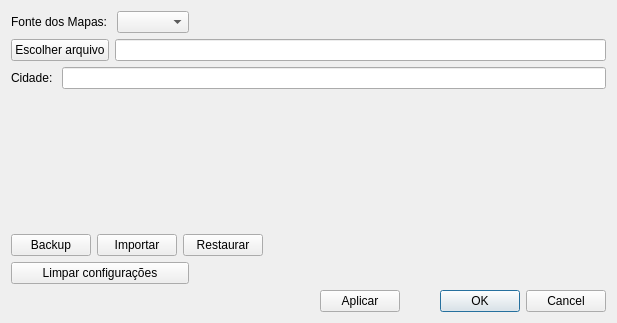
matheusfillipe/ganec, file src/main/resources/base/ui/dialogs/settingsDialog.ui: the form before one commit.
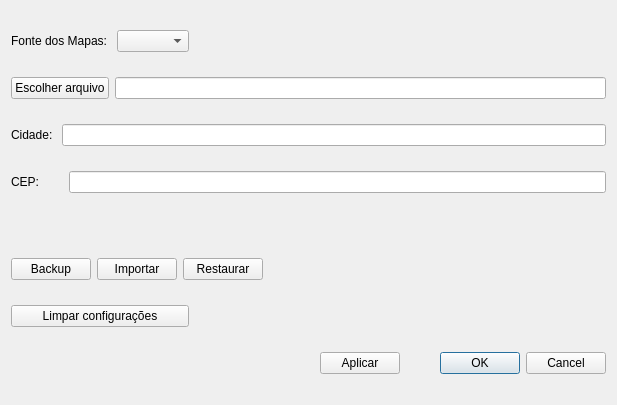
The form after the commit.

The edit to the form file:
```diff
--- a/src/main/resources/base/ui/dialogs/settingsDialog.ui
+++ b/src/main/resources/base/ui/dialogs/settingsDialog.ui
@@ -7,23 +7,59 @@
     <x>0</x>
     <y>0</y>
     <width>617</width>
-    <height>323</height>
+    <height>405</height>
    </rect>
   </property>
   <property name="windowTitle">
    <string>Dialog</string>
   </property>
   <layout class="QGridLayout" name="gridLayout">
-   <item row="9" column="0" colspan="2">
-    <layout class="QHBoxLayout" name="horizontalLayout_2">
+   <item row="6" column="0" colspan="2">
+    <layout class="QHBoxLayout" name="horizontalLayout_10">
      <item>
-      <spacer name="horizontalSpacer">
+      <widget class="QPushButton" name="backupBtn">
+       <property name="toolTip">
+        <string>&lt;html&gt;&lt;head/&gt;&lt;body&gt;&lt;p&gt;Cria um backup dos alunos, escolas e rotas que pode ser restaurado no futuro.&lt;/p&gt;&lt;/body&gt;&lt;/html&gt;</string>
+       </property>
+       <property name="whatsThis">
+        <string>&lt;html&gt;&lt;head/&gt;&lt;body&gt;&lt;p&gt;Cria um backup dos alunos, escolas e rotas que pode ser restaurado no futuro.&lt;/p&gt;&lt;/body&gt;&lt;/html&gt;</string>
+       </property>
+       <property name="text">
+        <string>Backup</string>
+       </property>
+      </widget>
+     </item>
+     <item>
+      <widget class="QPushButton" name="restaurarBtn">
+       <property name="toolTip">
+        <string>&lt;html&gt;&lt;head/&gt;&lt;body&gt;&lt;p&gt;Restaura as configurações a partir de um backup e integra as mudanças.&lt;/p&gt;&lt;/body&gt;&lt;/html&gt;</string>
+       </property>
+       <property name="whatsThis">
+        <string>&lt;html&gt;&lt;head/&gt;&lt;body&gt;&lt;p&gt;Restaura as configurações a partir de um backup.&lt;/p&gt;&lt;/body&gt;&lt;/html&gt;</string>
+       </property>
+       <property name="text">
+        <string>Importar</string>
+       </property>
+      </widget>
+     </item>
+     <item>
+      <widget class="QPushButton" name="pushButton">
+       <property name="toolTip">
+        <string>&lt;html&gt;&lt;head/&gt;&lt;body&gt;&lt;p&gt;Restaura as configuações a partir de um backup&lt;/p&gt;&lt;/body&gt;&lt;/html&gt;</string>
+       </property>
+       <property name="whatsThis">
+        <string>&lt;html&gt;&lt;head/&gt;&lt;body&gt;&lt;p&gt;Restaura as configuações a partir de um backup&lt;/p&gt;&lt;/body&gt;&lt;/html&gt;</string>
+       </property>
+       <property name="text">
+        <string>Restaurar</string>
+       </property>
+      </widget>
+     </item>
+     <item>
+      <spacer name="horizontalSpacer_4">
        <property name="orientation">
         <enum>Qt::Horizontal</enum>
        </property>
-       <property name="sizeType">
-        <enum>QSizePolicy::Expanding</enum>
-       </property>
        <property name="sizeHint" stdset="0">
         <size>
          <width>40</width>
@@ -32,46 +68,39 @@
        </property>
       </spacer>
      </item>
+    </layout>
+   </item>
+   <item row="1" column="0" colspan="2">
+    <layout class="QHBoxLayout" name="horizontalLayout_3">
      <item>
-      <widget class="QPushButton" name="aplicarBtn">
+      <widget class="QPushButton" name="setOsmBtn">
+       <property name="toolTip">
+        <string>&lt;html&gt;&lt;head/&gt;&lt;body&gt;&lt;p&gt;Escolha o arquivo osm para calculos de rota mínima. Esse arquivo que define a rede de estradas possíveis. Ele pode ser baixado em: &lt;a href=&quot;https://www.openstreetmap.org/export#map=14/-18.9979/-46.2863&quot;&gt;&lt;span style=&quot; text-decoration: underline; color:#2980b9;&quot;&gt;https://www.openstreetmap.org/export#map=14/-18.9979/-46.2863&lt;/span&gt;&lt;/a&gt;&lt;/p&gt;&lt;/body&gt;&lt;/html&gt;</string>
+       </property>
+       <property name="whatsThis">
+        <string>&lt;html&gt;&lt;head/&gt;&lt;body&gt;&lt;p&gt;Escolha o arquivo osm para calculos de rota mínima. Esse arquivo que define a rede de estradas possíveis. Ele pode ser baixado em: &lt;a href=&quot;https://www.openstreetmap.org/export#map=14/-18.9979/-46.2863&quot;&gt;&lt;span style=&quot; text-decoration: underline; color:#2980b9;&quot;&gt;https://www.openstreetmap.org/export#map=14/-18.9979/-46.2863&lt;/span&gt;&lt;/a&gt;&lt;/p&gt;&lt;/body&gt;&lt;/html&gt;</string>
+       </property>
        <property name="text">
-        <string>Aplicar</string>
+        <string>Escolher arquivo</string>
        </property>
       </widget>
      </item>
      <item>
-      <widget class="QDialogButtonBox" name="buttonBox">
-       <property name="maximumSize">
-        <size>
-         <width>200</width>
-         <height>16777215</height>
-        </size>
+      <widget class="QLineEdit" name="lineEdit">
+       <property name="toolTip">
+        <string>&lt;html&gt;&lt;head/&gt;&lt;body&gt;&lt;p&gt;Caminho do arquivo. Clique no botão ao lado para editar isso.&lt;/p&gt;&lt;p&gt;&lt;br/&gt;&lt;/p&gt;&lt;/body&gt;&lt;/html&gt;</string>
        </property>
-       <property name="orientation">
-        <enum>Qt::Horizontal</enum>
+       <property name="whatsThis">
+        <string>&lt;html&gt;&lt;head/&gt;&lt;body&gt;&lt;p&gt;Caminho do arquivo. Clique no botão ao lado para editar isso.&lt;/p&gt;&lt;p&gt;&lt;br/&gt;&lt;/p&gt;&lt;/body&gt;&lt;/html&gt;</string>
        </property>
-       <property name="standardButtons">
-        <set>QDialogButtonBox::Cancel|QDialogButtonBox::Ok</set>
+       <property name="readOnly">
+        <bool>true</bool>
        </property>
       </widget>
      </item>
     </layout>
    </item>
-   <item row="0" column="0">
-    <layout class="QHBoxLayout" name="horizontalLayout">
-     <item>
-      <widget class="QLabel" name="label">
-       <property name="text">
-        <string>Fonte dos Mapas: </string>
-       </property>
-      </widget>
-     </item>
-     <item>
-      <widget class="QComboBox" name="comboBox"/>
-     </item>
-    </layout>
-   </item>
-   <item row="8" column="0">
+   <item row="10" column="0">
     <widget class="QPushButton" name="cleanDbButton">
      <property name="maximumSize">
       <size>
@@ -90,33 +119,17 @@
      </property>
     </widget>
    </item>
-   <item row="1" column="0" colspan="2">
-    <layout class="QHBoxLayout" name="horizontalLayout_3">
+   <item row="0" column="0">
+    <layout class="QHBoxLayout" name="horizontalLayout">
      <item>
-      <widget class="QPushButton" name="setOsmBtn">
-       <property name="toolTip">
-        <string>&lt;html&gt;&lt;head/&gt;&lt;body&gt;&lt;p&gt;Escolha o arquivo osm para calculos de rota mínima. Esse arquivo que define a rede de estradas possíveis. Ele pode ser baixado em: &lt;a href=&quot;https://www.openstreetmap.org/export#map=14/-18.9979/-46.2863&quot;&gt;&lt;span style=&quot; text-decoration: underline; color:#2980b9;&quot;&gt;https://www.openstreetmap.org/export#map=14/-18.9979/-46.2863&lt;/span&gt;&lt;/a&gt;&lt;/p&gt;&lt;/body&gt;&lt;/html&gt;</string>
-       </property>
-       <property name="whatsThis">
-        <string>&lt;html&gt;&lt;head/&gt;&lt;body&gt;&lt;p&gt;Escolha o arquivo osm para calculos de rota mínima. Esse arquivo que define a rede de estradas possíveis. Ele pode ser baixado em: &lt;a href=&quot;https://www.openstreetmap.org/export#map=14/-18.9979/-46.2863&quot;&gt;&lt;span style=&quot; text-decoration: underline; color:#2980b9;&quot;&gt;https://www.openstreetmap.org/export#map=14/-18.9979/-46.2863&lt;/span&gt;&lt;/a&gt;&lt;/p&gt;&lt;/body&gt;&lt;/html&gt;</string>
-       </property>
+      <widget class="QLabel" name="label">
        <property name="text">
-        <string>Escolher arquivo</string>
+        <string>Fonte dos Mapas: </string>
        </property>
       </widget>
      </item>
      <item>
-      <widget class="QLineEdit" name="lineEdit">
-       <property name="toolTip">
-        <string>&lt;html&gt;&lt;head/&gt;&lt;body&gt;&lt;p&gt;Caminho do arquivo. Clique no botão ao lado para editar isso.&lt;/p&gt;&lt;p&gt;&lt;br/&gt;&lt;/p&gt;&lt;/body&gt;&lt;/html&gt;</string>
-       </property>
-       <property name="whatsThis">
-        <string>&lt;html&gt;&lt;head/&gt;&lt;body&gt;&lt;p&gt;Caminho do arquivo. Clique no botão ao lado para editar isso.&lt;/p&gt;&lt;p&gt;&lt;br/&gt;&lt;/p&gt;&lt;/body&gt;&lt;/html&gt;</string>
-       </property>
-       <property name="readOnly">
-        <bool>true</bool>
-       </property>
-      </widget>
+      <widget class="QComboBox" name="comboBox"/>
      </item>
     </layout>
    </item>
@@ -133,62 +146,6 @@
      </property>
     </spacer>
    </item>
-   <item row="4" column="0" colspan="2">
-    <layout class="QHBoxLayout" name="horizontalLayout_10">
-     <item>
-      <widget class="QPushButton" name="backupBtn">
-       <property name="toolTip">
-        <string>&lt;html&gt;&lt;head/&gt;&lt;body&gt;&lt;p&gt;Cria um backup dos alunos, escolas e rotas que pode ser restaurado no futuro.&lt;/p&gt;&lt;/body&gt;&lt;/html&gt;</string>
-       </property>
-       <property name="whatsThis">
-        <string>&lt;html&gt;&lt;head/&gt;&lt;body&gt;&lt;p&gt;Cria um backup dos alunos, escolas e rotas que pode ser restaurado no futuro.&lt;/p&gt;&lt;/body&gt;&lt;/html&gt;</string>
-       </property>
-       <property name="text">
-        <string>Backup</string>
-       </property>
-      </widget>
-     </item>
-     <item>
-      <widget class="QPushButton" name="restaurarBtn">
-       <property name="toolTip">
-        <string>&lt;html&gt;&lt;head/&gt;&lt;body&gt;&lt;p&gt;Restaura as configurações a partir de um backup e integra as mudanças.&lt;/p&gt;&lt;/body&gt;&lt;/html&gt;</string>
-       </property>
-       <property name="whatsThis">
-        <string>&lt;html&gt;&lt;head/&gt;&lt;body&gt;&lt;p&gt;Restaura as configurações a partir de um backup.&lt;/p&gt;&lt;/body&gt;&lt;/html&gt;</string>
-       </property>
-       <property name="text">
-        <string>Importar</string>
-       </property>
-      </widget>
-     </item>
-     <item>
-      <widget class="QPushButton" name="pushButton">
-       <property name="toolTip">
-        <string>&lt;html&gt;&lt;head/&gt;&lt;body&gt;&lt;p&gt;Restaura as configuações a partir de um backup&lt;/p&gt;&lt;/body&gt;&lt;/html&gt;</string>
-       </property>
-       <property name="whatsThis">
-        <string>&lt;html&gt;&lt;head/&gt;&lt;body&gt;&lt;p&gt;Restaura as configuações a partir de um backup&lt;/p&gt;&lt;/body&gt;&lt;/html&gt;</string>
-       </property>
-       <property name="text">
-        <string>Restaurar</string>
-       </property>
-      </widget>
-     </item>
-     <item>
-      <spacer name="horizontalSpacer_4">
-       <property name="orientation">
-        <enum>Qt::Horizontal</enum>
-       </property>
-       <property name="sizeHint" stdset="0">
-        <size>
-         <width>40</width>
-         <height>20</height>
-        </size>
-       </property>
-      </spacer>
-     </item>
-    </layout>
-   </item>
    <item row="2" column="0" colspan="2">
     <layout class="QHBoxLayout" name="horizontalLayout_4">
      <item>
@@ -207,11 +164,71 @@
      </item>
     </layout>
    </item>
-   <item row="3" column="0">
+   <item row="11" column="0" colspan="2">
+    <layout class="QHBoxLayout" name="horizontalLayout_2">
+     <item>
+      <spacer name="horizontalSpacer">
+       <property name="orientation">
+        <enum>Qt::Horizontal</enum>
+       </property>
+       <property name="sizeType">
+        <enum>QSizePolicy::Expanding</enum>
+       </property>
+       <property name="sizeHint" stdset="0">
+        <size>
+         <width>40</width>
+         <height>20</height>
+        </size>
+       </property>
+      </spacer>
+     </item>
+     <item>
+      <widget class="QPushButton" name="aplicarBtn">
+       <property name="text">
+        <string>Aplicar</string>
+       </property>
+      </widget>
+     </item>
+     <item>
+      <widget class="QDialogButtonBox" name="buttonBox">
+       <property name="maximumSize">
+        <size>
+         <width>200</width>
+         <height>16777215</height>
+        </size>
+       </property>
+       <property name="orientation">
+        <enum>Qt::Horizontal</enum>
+       </property>
+       <property name="standardButtons">
+        <set>QDialogButtonBox::Cancel|QDialogButtonBox::Ok</set>
+       </property>
+      </widget>
+     </item>
+    </layout>
+   </item>
+   <item row="3" column="0" colspan="2">
+    <layout class="QHBoxLayout" name="horizontalLayout_6">
+     <item>
+      <widget class="QLabel" name="label_3">
+       <property name="text">
+        <string>CEP:       </string>
+       </property>
+      </widget>
+     </item>
+     <item>
+      <widget class="QLineEdit" name="ceptxt"/>
+     </item>
+    </layout>
+   </item>
+   <item row="4" column="0">
     <spacer name="verticalSpacer">
      <property name="orientation">
       <enum>Qt::Vertical</enum>
      </property>
+     <property name="sizeType">
+      <enum>QSizePolicy::Minimum</enum>
+     </property>
      <property name="sizeHint" stdset="0">
       <size>
        <width>20</width>
```
